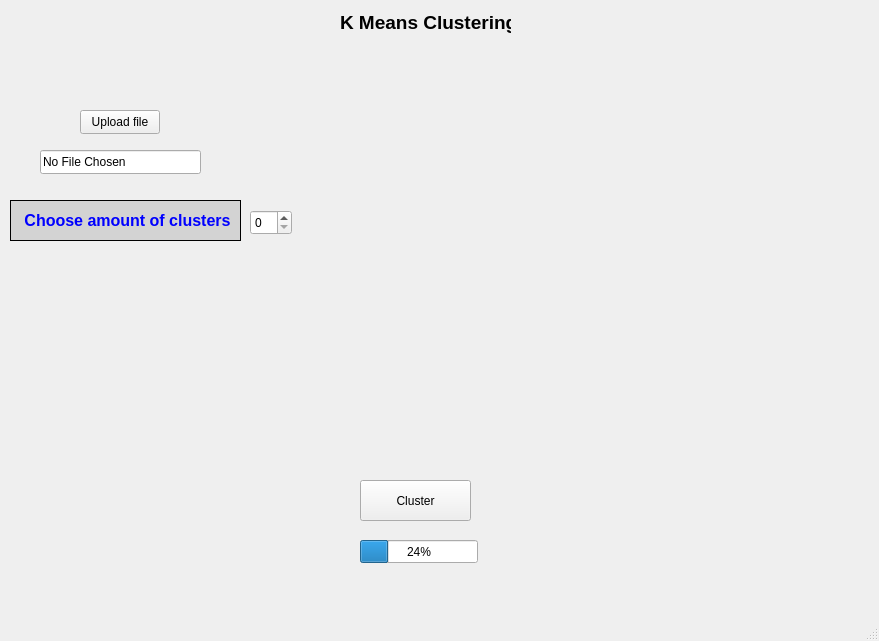
First picture: the form in application/mainwindow.ui, repository Goathemode/DSBA-CPP-2024-Project, before the edit.
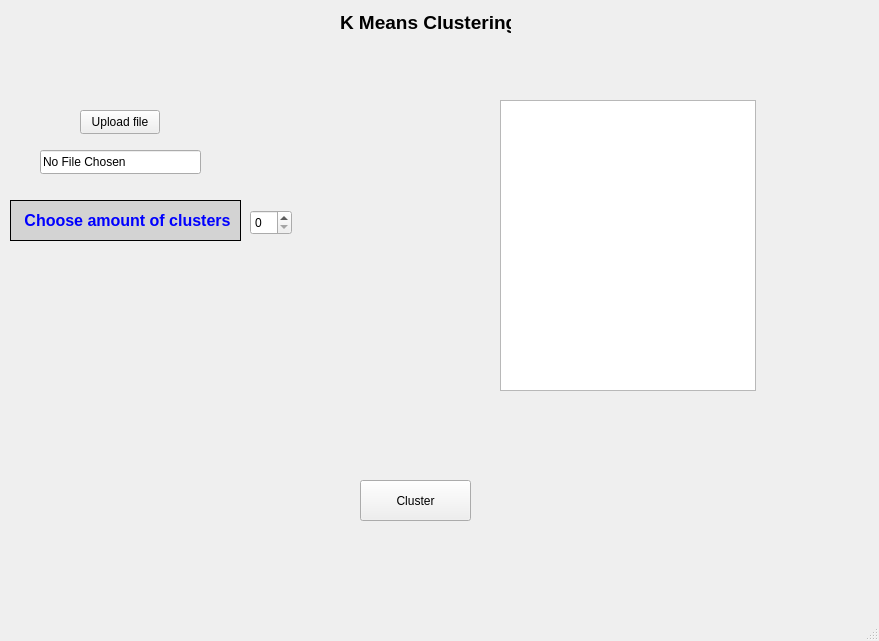
Second picture: the form after the edit.

What changed in the file:
```diff
--- a/application/mainwindow.ui
+++ b/application/mainwindow.ui
@@ -75,19 +75,6 @@
      <string>&lt;html&gt;&lt;head/&gt;&lt;body&gt;&lt;p align=&quot;center&quot;&gt;&lt;span style=&quot; font-size:12pt;&quot;&gt;Choose amount of clusters&lt;/span&gt;&lt;/p&gt;&lt;/body&gt;&lt;/html&gt;</string>
     </property>
    </widget>
-   <widget class="QProgressBar" name="progressBar">
-    <property name="geometry">
-     <rect>
-      <x>360</x>
-      <y>540</y>
-      <width>118</width>
-      <height>23</height>
-     </rect>
-    </property>
-    <property name="value">
-     <number>24</number>
-    </property>
-   </widget>
    <widget class="QPushButton" name="pushButton_2">
     <property name="geometry">
      <rect>
@@ -126,6 +113,16 @@
      <string>No File Chosen</string>
     </property>
    </widget>
+   <widget class="QListWidget" name="listWidget">
+    <property name="geometry">
+     <rect>
+      <x>500</x>
+      <y>100</y>
+      <width>256</width>
+      <height>291</height>
+     </rect>
+    </property>
+   </widget>
   </widget>
   <widget class="QMenuBar" name="menubar">
    <property name="geometry">
```
